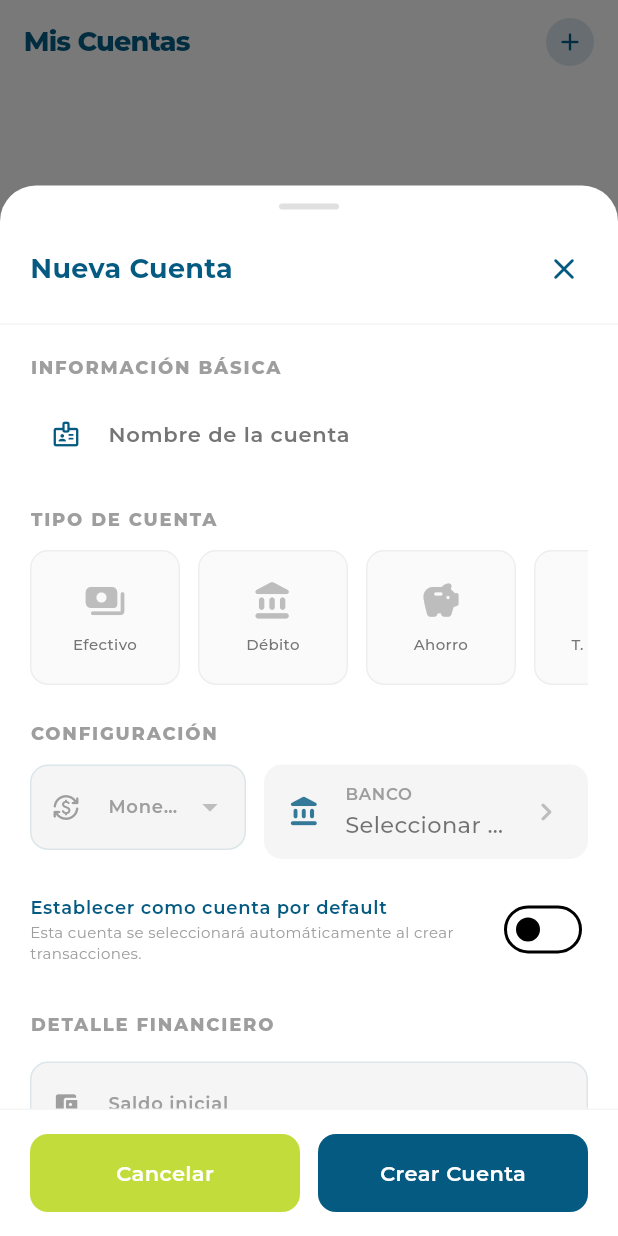
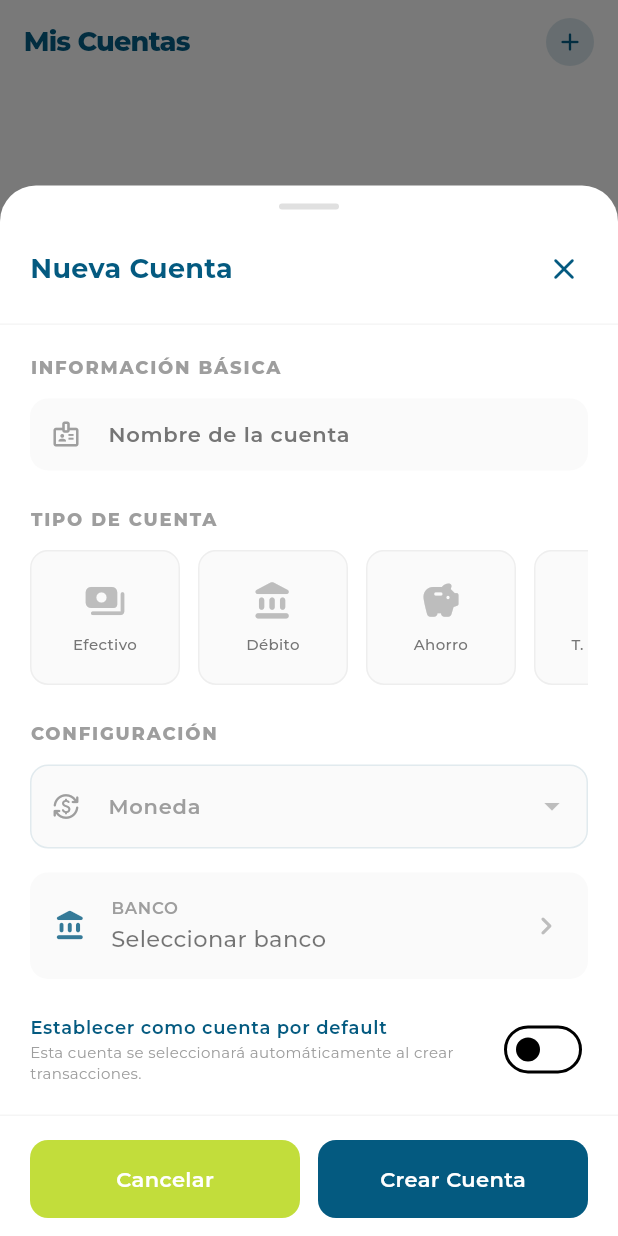
Before and after one commit to SAlejandroHP/finanzas-personales, a Flutter app: the AccountsListScreen screen opened by its route, after a tap on the "add" icon, on a phone screen of 412 x 824 dp. Run offline on Flutter 3.47's test engine with Material 3 defaults, Android fonts, the light colour scheme and no system bars; our stand-ins replace camera, fl_chart, flutter_dotenv, flutter_riverpod, flutter_secure_storage, go_router and 10 more; missing offline and left inert: google_mlkit_text_recognition; accounts and stored records are empty; network calls fail.

Commit message:
style: homologar formulario de cuentas y estabilizar UX de inputs
- Homologación visual de los campos de texto con el estilo premium del formulario de transacciones.
- Ajuste de layout a 12 columnas (apilado vertical) para selectores de moneda y bancos.
- Implementación de guardas de navegación (isNavigating) para prevenir errores de Navigator locked.
- Optimización de paddings y compactación (isDense) en AppTextField para evitar overflows.
- Mejora en la estabilidad del ciclo de vida de los Toasts y la actualización del FinanceService.
- Corrección de errores de BoxConstraints en la barra adaptativa del teclado.

```diff
--- a/lib/core/widgets/app_text_field.dart
+++ b/lib/core/widgets/app_text_field.dart
@@ -108,7 +108,7 @@ class _AppTextFieldState extends State<AppTextField> {
   @override
   Widget build(BuildContext context) {
     final isDark = Theme.of(context).brightness == Brightness.dark;
-    final fillColor = isDark ? const Color(0xFF2C2C2C) : Colors.white;
+    final fillColor = isDark ? Colors.white.withOpacity(0.05) : Colors.grey[50];
 
     return Column(
       crossAxisAlignment: CrossAxisAlignment.start,
@@ -140,7 +140,7 @@ class _AppTextFieldState extends State<AppTextField> {
             labelStyle: GoogleFonts.montserrat(
               fontSize: AppColors.bodyMedium,
               color: widget.isError
-                  ? AppColors.secondary
+                  ? AppColors.error
                   : (isDark ? Colors.white70 : Colors.grey[600]),
             ),
             hintStyle: GoogleFonts.montserrat(
@@ -149,20 +149,21 @@ class _AppTextFieldState extends State<AppTextField> {
             ),
             floatingLabelStyle: GoogleFonts.montserrat(
               fontSize: AppColors.bodySmall,
-              color: widget.isError ? AppColors.secondary : AppColors.primary,
+              color: widget.isError ? AppColors.error : AppColors.primary,
             ),
             filled: true,
             fillColor: fillColor,
+            isDense: true,
             contentPadding: const EdgeInsets.symmetric(
               horizontal: 16,
-              vertical: 10,
+              vertical: 12,
             ),
             prefixIcon: widget.prefixIcon != null
                 ? Icon(
                     widget.prefixIcon,
                     color: widget.isError
-                        ? AppColors.secondary
-                        : (isDark ? Colors.white70 : AppColors.primary),
+                        ? AppColors.error
+                        : Colors.grey,
                     size: 20,
                   )
                 : null,
@@ -191,21 +192,21 @@ class _AppTextFieldState extends State<AppTextField> {
             focusedBorder: OutlineInputBorder(
               borderRadius: BorderRadius.circular(12),
               borderSide: BorderSide(
-                color: widget.isError ? AppColors.secondary : AppColors.primary,
+                color: widget.isError ? AppColors.error : AppColors.primary,
                 width: 2,
               ),
             ),
             errorBorder: OutlineInputBorder(
               borderRadius: BorderRadius.circular(12),
               borderSide: const BorderSide(
-                color: AppColors.secondary,
+                color: AppColors.error,
                 width: 2,
               ),
             ),
             focusedErrorBorder: OutlineInputBorder(
               borderRadius: BorderRadius.circular(12),
               borderSide: const BorderSide(
-                color: AppColors.secondary,
+                color: AppColors.error,
                 width: 2,
               ),
             ),
--- a/lib/core/widgets/app_toast.dart
+++ b/lib/core/widgets/app_toast.dart
@@ -26,7 +26,9 @@ void showAppToast(
       type: type,
       duration: duration,
       onDismiss: () {
-        overlayEntry.remove();
+        if (overlayEntry.mounted) {
+          overlayEntry.remove();
+        }
       },
     ),
   );
--- a/lib/features/accounts/presentation/widgets/account_form_bottom_sheet.dart
+++ b/lib/features/accounts/presentation/widgets/account_form_bottom_sheet.dart
@@ -17,6 +17,8 @@ import '../providers/accounts_provider.dart';
 import '../providers/banks_provider.dart';
 import '../providers/currencies_provider.dart';
 import '../screens/card_scanner_screen.dart';
+import '../../../../core/services/finance_service.dart';
+
 
 /// Widget bottom sheet deslizable para crear o editar una cuenta.
 class AccountFormBottomSheet extends ConsumerStatefulWidget {
@@ -43,6 +45,7 @@ class _AccountFormBottomSheetState extends ConsumerState<AccountFormBottomSheet>
   final _deudaActualFocusNode = FocusNode();
   final _tagsFocusNode = FocusNode();
   final _calculatorResult = ValueNotifier<double?>(null);
+  bool _isNavigating = false;
 
   // Formatter para moneda
   late final intl.NumberFormat _moneyFormatter;
@@ -213,6 +216,7 @@ class _AccountFormBottomSheetState extends ConsumerState<AccountFormBottomSheet>
   }
 
   Future<void> _handleSave() async {
+    if (_isLoading) return;
     if (!_formKey.currentState!.validate()) return;
     if (_selectedTipo == null || _selectedMonedaId == null) {
       _showError('Por favor completa los campos requeridos');
@@ -256,11 +260,6 @@ class _AccountFormBottomSheetState extends ConsumerState<AccountFormBottomSheet>
         );
       }
 
-      // Si se marcó como default, llamamos al notifier para que gestione la exclusividad
-      if (_isDefault) {
-        await ref.read(accountsNotifierProvider.notifier).setDefaultAccount(account.id);
-      }
-
         if (mounted) {
           showAppToast(context, message: 'Cuenta guardada', type: ToastType.success);
           Navigator.of(context).pop();
@@ -270,6 +269,13 @@ class _AccountFormBottomSheetState extends ConsumerState<AccountFormBottomSheet>
       } finally {
         if (mounted) setState(() => _isLoading = false);
       }
+
+      // Refrescar después del pop con un pequeño retraso para asegurar que la transición terminó
+      Future.delayed(const Duration(milliseconds: 300), () {
+        if (ref.context.mounted) {
+          ref.read(financeServiceProvider).refreshAll();
+        }
+      });
     }
 
   void _showError(String message) {
@@ -346,24 +352,13 @@ class _AccountFormBottomSheetState extends ConsumerState<AccountFormBottomSheet>
                             const SizedBox(height: 24),
                             _buildSectionTitle('CONFIGURACIÓN', isDark),
                             const SizedBox(height: 12),
-                            Row(
-                              crossAxisAlignment: CrossAxisAlignment.start,
-                              children: [
-                                Expanded(
-                                  flex: 2,
-                                  child: currenciesAsync.when(
-                                    loading: () => const Center(child: CircularProgressIndicator(strokeWidth: 2)),
-                                    error: (_, __) => const Icon(Icons.error_outline),
+                            currenciesAsync.when(
+                              loading: () => const Center(key: ValueKey('c_loading'), child: CircularProgressIndicator(strokeWidth: 2)),
+                              error: (_, __) => const Icon(key: ValueKey('c_error'), Icons.error_outline),
                               data: (currencies) => _buildCurrencyDropdown(currencies, isDark),
                             ),
-                                ),
-                                const SizedBox(width: 12),
-                                Expanded(
-                                  flex: 3,
-                                  child: _buildBankSelectorInRow(context, isDark),
-                                ),
-                              ],
-                            ),
+                            const SizedBox(height: 16),
+                            _buildBankSelectorInRow(context, isDark),
                             const SizedBox(height: 16),
                             SwitchListTile.adaptive(
                               contentPadding: EdgeInsets.zero,
@@ -399,7 +394,9 @@ class _AccountFormBottomSheetState extends ConsumerState<AccountFormBottomSheet>
                               hintText: '1234',
                               suffixIcon: IconButton(
                                 icon: const Icon(Icons.camera_alt_outlined, color: AppColors.primary),
-                                onPressed: _isLoading ? null : () async {
+                                onPressed: (_isLoading || _isNavigating) ? null : () async {
+                                  setState(() => _isNavigating = true);
+                                  try {
                                     final lastFour = await Navigator.push<String>(
                                       context,
                                       MaterialPageRoute(builder: (_) => const CardScannerScreen()),
@@ -409,6 +406,9 @@ class _AccountFormBottomSheetState extends ConsumerState<AccountFormBottomSheet>
                                         _lastFourController.text = lastFour;
                                       });
                                       showAppToast(context, message: '¡Tarjeta escaneada!', type: ToastType.success);
+                                    }
+                                  } finally {
+                                    if (mounted) setState(() => _isNavigating = false);
                                   }
                                 },
                               ),
@@ -554,9 +554,13 @@ class _AccountFormBottomSheetState extends ConsumerState<AccountFormBottomSheet>
       loading: () => Container(height: 52, decoration: _getBoxDecoration(isDark), child: const Center(child: SizedBox(width: 16, height: 16, child: CircularProgressIndicator(strokeWidth: 2)))),
       error: (_, __) => Container(height: 52, decoration: _getBoxDecoration(isDark), child: const Icon(Icons.error_outline)),
       data: (banks) => GestureDetector(
-        onTap: () => _showBankPicker(context, banks, isDark),
+        onTap: (_isLoading || _isNavigating) ? null : () async {
+          setState(() => _isNavigating = true);
+          await _showBankPicker(context, banks, isDark);
+          if (mounted) setState(() => _isNavigating = false);
+        },
         child: Container(
-          padding: const EdgeInsets.symmetric(horizontal: 16, vertical: 12),
+          padding: const EdgeInsets.all(AppColors.md),
           decoration: _getBoxDecoration(isDark),
           child: Row(
             children: [
@@ -671,16 +675,26 @@ class _AccountFormBottomSheetState extends ConsumerState<AccountFormBottomSheet>
   InputDecoration _getInputDecoration(String label, IconData icon, bool isDark) {
     return InputDecoration(
       labelText: label,
-      labelStyle: GoogleFonts.montserrat(fontSize: 12, color: isDark ? Colors.white38 : Colors.grey[500]),
+      labelStyle: GoogleFonts.montserrat(
+        fontSize: AppColors.bodyMedium,
+        color: isDark ? Colors.white38 : Colors.grey[500],
+      ),
       filled: true,
-      fillColor: isDark ? Colors.white.withOpacity(0.05) : Colors.grey[100],
-      border: OutlineInputBorder(borderRadius: BorderRadius.circular(AppColors.radiusMedium), borderSide: BorderSide.none),
-      prefixIcon: Icon(icon, size: 18, color: isDark ? Colors.white38 : Colors.grey[500]),
+      fillColor: isDark ? Colors.white.withOpacity(0.05) : Colors.grey[50],
+      border: OutlineInputBorder(
+        borderRadius: BorderRadius.circular(AppColors.radiusMedium),
+        borderSide: BorderSide.none,
+      ),
+      contentPadding: const EdgeInsets.all(AppColors.md),
+      prefixIcon: Icon(icon, size: 18, color: Colors.grey),
     );
   }
 
   BoxDecoration _getBoxDecoration(bool isDark) {
-    return BoxDecoration(color: isDark ? Colors.white.withOpacity(0.05) : Colors.grey[100], borderRadius: BorderRadius.circular(AppColors.radiusMedium));
+    return BoxDecoration(
+      color: isDark ? Colors.white.withOpacity(0.05) : Colors.grey[50],
+      borderRadius: BorderRadius.circular(AppColors.radiusMedium),
+    );
   }
 
   Widget _buildAdaptiveFooter(bool isDark) {
@@ -689,20 +703,44 @@ class _AccountFormBottomSheetState extends ConsumerState<AccountFormBottomSheet>
     }
     if (MediaQuery.of(context).viewInsets.bottom > 0) {
       return Container(
-        padding: const EdgeInsets.all(12),
+        padding: const EdgeInsets.symmetric(horizontal: 16, vertical: 10),
+        decoration: BoxDecoration(
           color: isDark ? const Color(0xFF1E1E1E) : Colors.white,
+          border: Border(
+            top: BorderSide(
+              color: isDark ? Colors.white10 : Colors.grey[100]!,
+            ),
+          ),
+        ),
         child: Row(
           mainAxisAlignment: MainAxisAlignment.spaceBetween,
           children: [
-            TextButton(onPressed: () => FocusScope.of(context).unfocus(), child: const Text('Ocultar')),
-            ElevatedButton(onPressed: () => FocusScope.of(context).nextFocus(), child: const Text('Siguiente')),
+            AppButton(
+              label: 'Ocultar teclado',
+              variant: 'outlined',
+              height: 40,
+              onPressed: () => FocusScope.of(context).unfocus(),
+            ),
+            AppButton(
+              label: 'Siguiente',
+              variant: 'primary',
+              height: 40,
+              onPressed: () => FocusScope.of(context).nextFocus(),
+            ),
           ],
         ),
       );
     }
     return Container(
-      padding: EdgeInsets.fromLTRB(20, 16, 20, MediaQuery.of(context).padding.bottom + 16),
-      decoration: BoxDecoration(color: isDark ? AppColors.surfaceDark : Colors.white, border: Border(top: BorderSide(color: isDark ? Colors.white10 : Colors.grey[100]!))),
+      padding: EdgeInsets.fromLTRB(20, 16, 20, MediaQuery.of(context).padding.bottom + 12),
+      decoration: BoxDecoration(
+        color: isDark ? AppColors.surfaceDark : Colors.white,
+        border: Border(
+          top: BorderSide(
+            color: isDark ? Colors.white10 : Colors.grey[100]!,
+          ),
+        ),
+      ),
       child: Row(
         children: [
           Expanded(child: AppButton(label: 'Cancelar', variant: 'secondary', onPressed: () => Navigator.of(context).pop())),
@@ -764,8 +802,8 @@ class _AccountFormBottomSheetState extends ConsumerState<AccountFormBottomSheet>
     );
   }
 
-  void _showBankPicker(BuildContext context, List<BankModel> banks, bool isDark) {
-    showModalBottomSheet(
+  Future<void> _showBankPicker(BuildContext context, List<BankModel> banks, bool isDark) async {
+    await showModalBottomSheet(
       context: context,
       isScrollControlled: true,
       backgroundColor: Colors.transparent,
```
Also changed, not shown: lib/features/settings/presentation/screens/settings_screen.dart (+15 -6 lines). Lines whose indentation alone changed are shown as unchanged.
